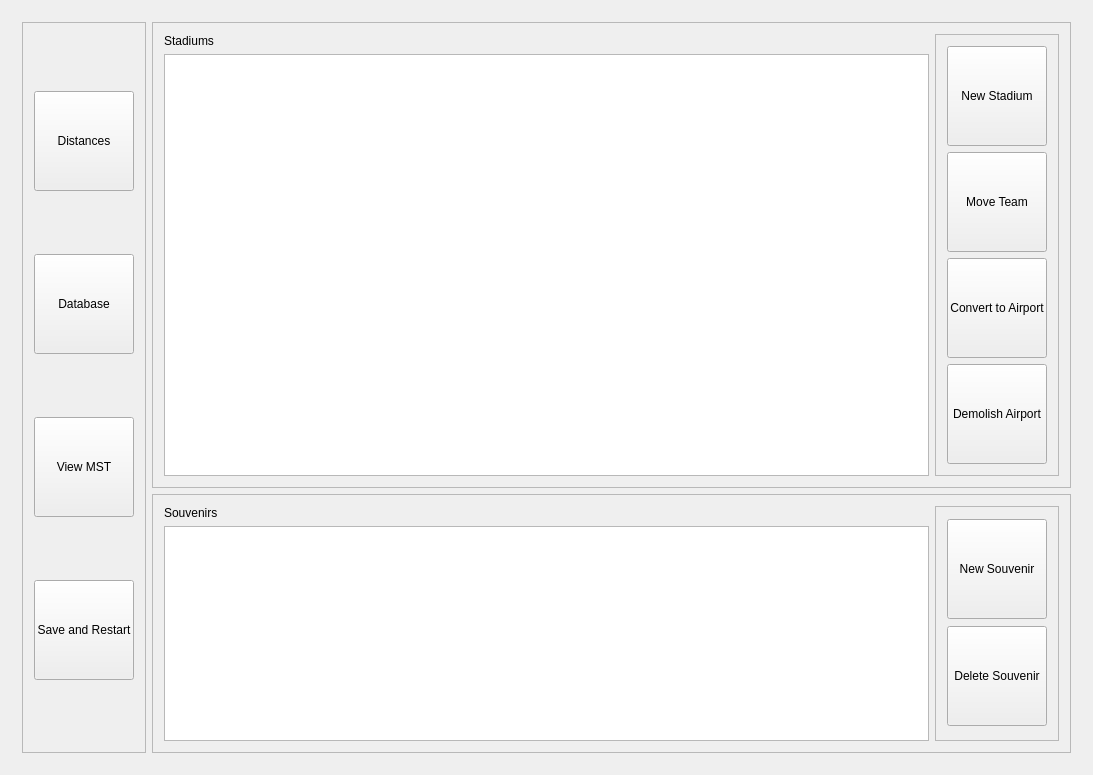
xavierliancw/Based-Itinerary, file Baseball-Itinerary-Program/primewin.ui: the form before one commit.
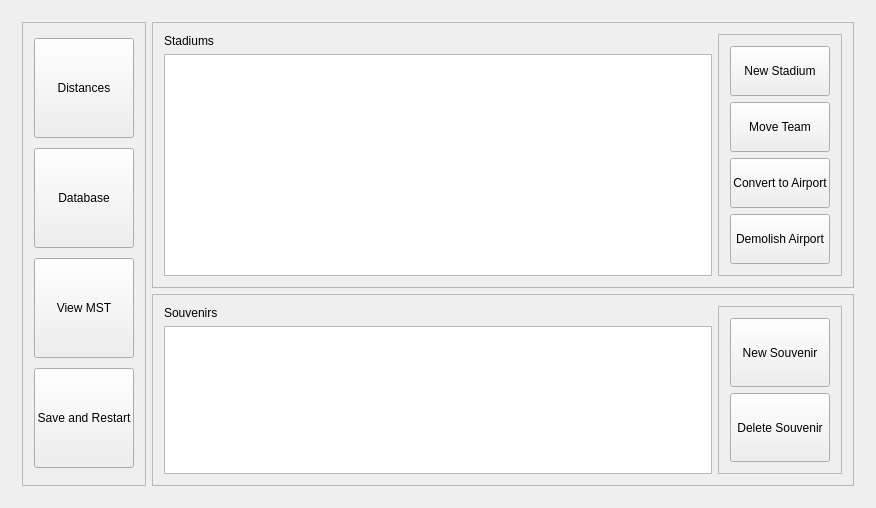
The form after the commit. The open tabs and pages were chosen to show the change.

The edit to the form file:
```diff
--- a/Baseball-Itinerary-Program/primewin.ui
+++ b/Baseball-Itinerary-Program/primewin.ui
@@ -6,8 +6,8 @@
    <rect>
     <x>0</x>
     <y>0</y>
-    <width>1093</width>
-    <height>775</height>
+    <width>829</width>
+    <height>478</height>
    </rect>
   </property>
   <property name="windowTitle">
@@ -909,7 +909,7 @@
                 <property name="minimumSize">
                  <size>
                   <width>100</width>
-                  <height>100</height>
+                  <height>50</height>
                  </size>
                 </property>
                 <property name="maximumSize">
@@ -934,7 +934,7 @@
                 <property name="minimumSize">
                  <size>
                   <width>100</width>
-                  <height>100</height>
+                  <height>50</height>
                  </size>
                 </property>
                 <property name="maximumSize">
@@ -1105,7 +1105,7 @@
                 <property name="minimumSize">
                  <size>
                   <width>100</width>
-                  <height>100</height>
+                  <height>50</height>
                  </size>
                 </property>
                 <property name="maximumSize">
@@ -1130,7 +1130,7 @@
                 <property name="minimumSize">
                  <size>
                   <width>100</width>
-                  <height>100</height>
+                  <height>50</height>
                  </size>
                 </property>
                 <property name="maximumSize">
@@ -1155,7 +1155,7 @@
                 <property name="minimumSize">
                  <size>
                   <width>100</width>
-                  <height>100</height>
+                  <height>50</height>
                  </size>
                 </property>
                 <property name="maximumSize">
@@ -1180,7 +1180,7 @@
                 <property name="minimumSize">
                  <size>
                   <width>100</width>
-                  <height>100</height>
+                  <height>50</height>
                  </size>
                 </property>
                 <property name="maximumSize">
```
Left out of the diff: 6 changed lines with no effect on the pictures.
